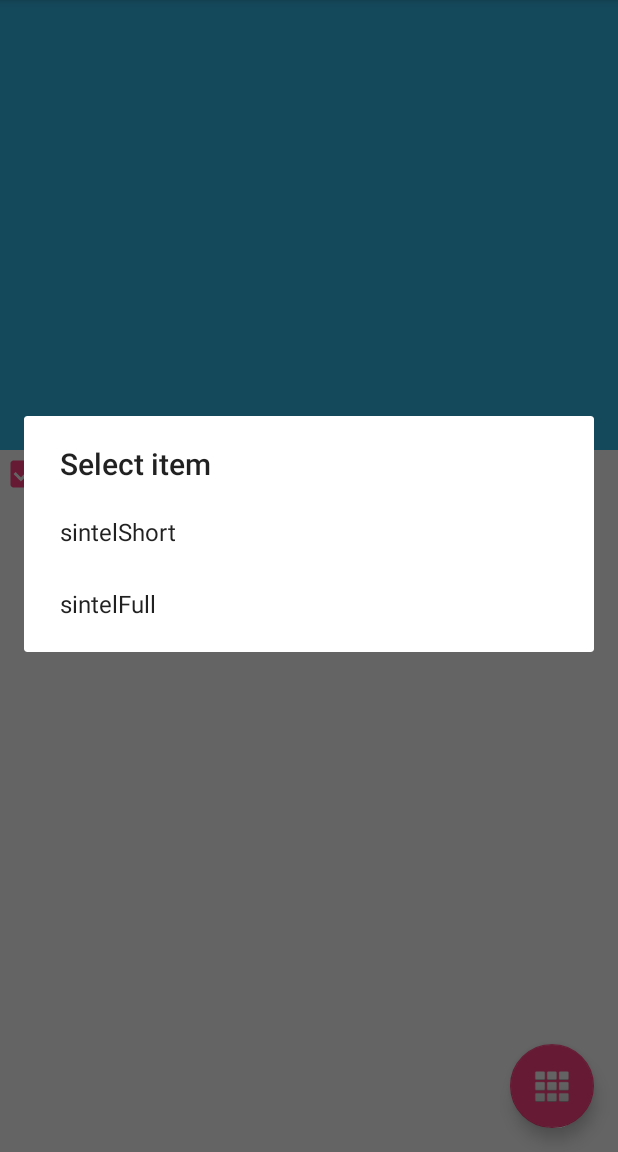
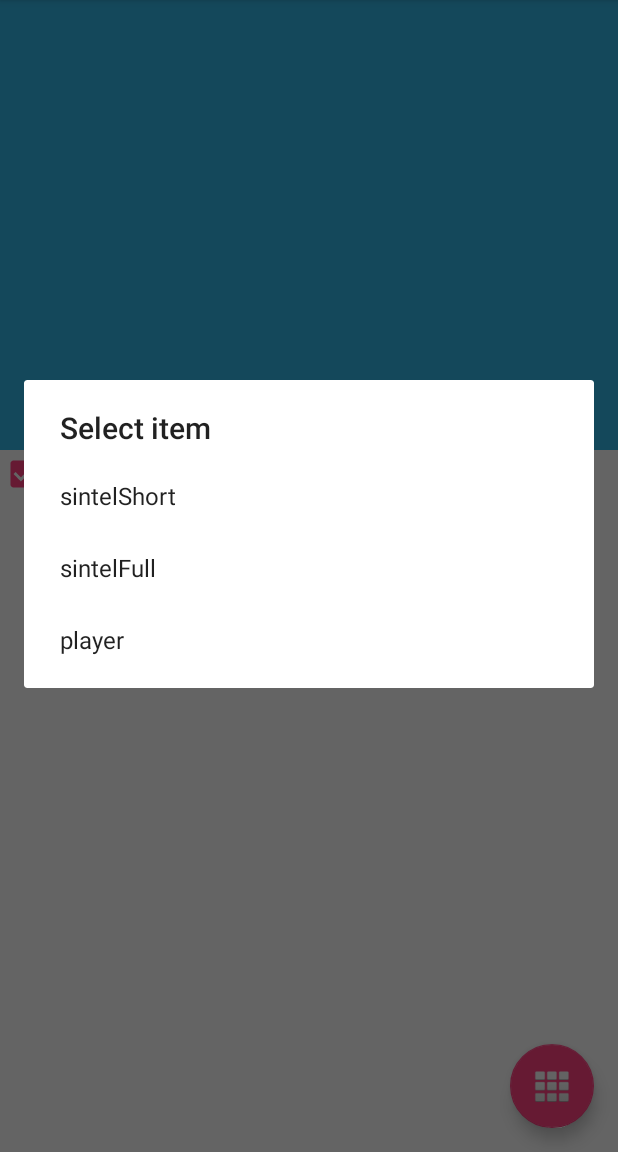
Before and after one commit to kaltura/kaltura-player-android, an Android app: the screen it shows after launch (MainActivity), after a tap on an icon or button, on a phone screen of 412 x 824 dp, the part 84-1236 px from its top. Run offline under Robolectric (Android 15) with nearby library versions, the phone set to English and light mode, and no system bars; libraries missing offline, so code that uses them is left out: com.kaltura.netkit, com.kaltura.playkit; 4 statements that could not run were skipped.

Commit message:
Add an entry with given URL

```diff
--- a/app/src/main/java/com/kaltura/kalturaplayer/MainActivity.java
+++ b/app/src/main/java/com/kaltura/kalturaplayer/MainActivity.java
@@ -14,6 +14,9 @@ import android.widget.CompoundButton;
 
 import com.kaltura.netkit.utils.ErrorElement;
 import com.kaltura.playkit.PKMediaEntry;
+import com.kaltura.playkit.PKMediaSource;
+
+import java.util.Collections;
 
 class TestData {
     static final int partnerId = 2215841;
@@ -22,7 +25,8 @@ class TestData {
 
     enum Entry {
         sintelShort("1_9bwuo813"),
-        sintelFull("1_w9zx2eti");
+        sintelFull("1_w9zx2eti"),
+        player("http://cdnapi.kaltura.com/p/243342/playManifest/entryId/1_sf5ovm7u/format/applehttp/protocol/http/a.m3u8");
 
         final String id;
 
@@ -97,6 +101,10 @@ public class MainActivity extends AppCompatActivity {
         final View view = controlsView;
         player.stop();
 
+        if (entry.id.startsWith("http")) {
+            player.setMedia(new PKMediaEntry().setSources(Collections.singletonList(new PKMediaSource().setUrl(entry.id))));
+            return;
+        }
         player.loadMedia(entry.id, new KalturaPlayer.OnEntryLoadListener() {
             @Override
             public void onMediaEntryLoaded(PKMediaEntry entry, ErrorElement error) {
```
